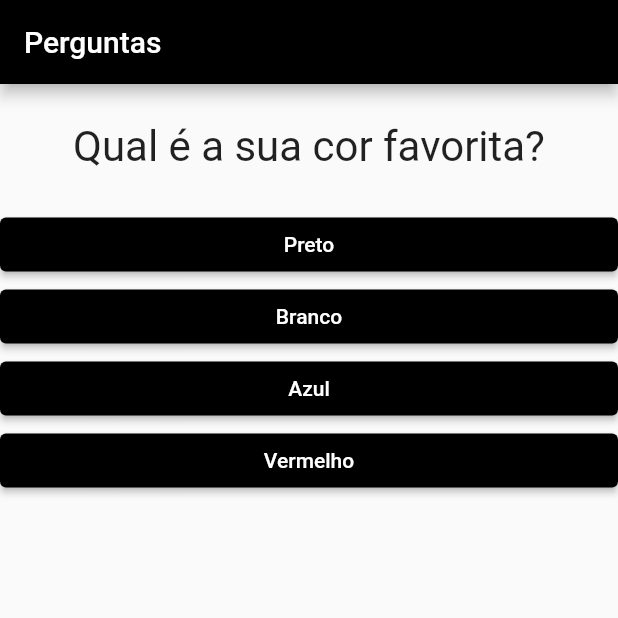
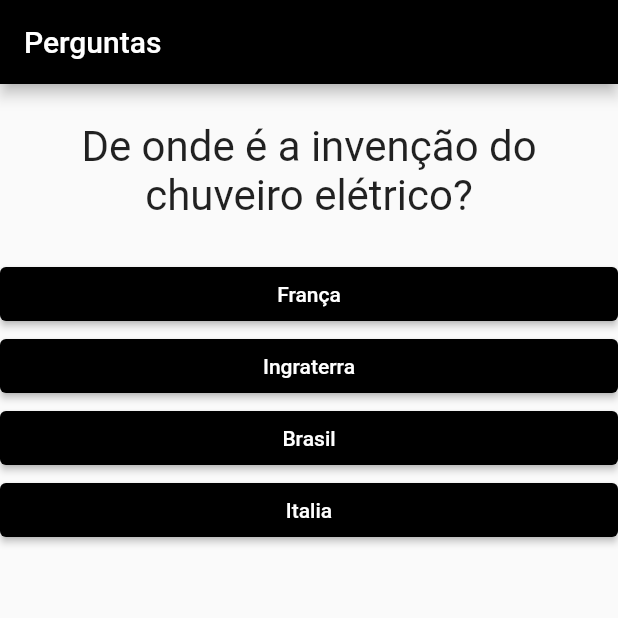
Before and after one commit to rafaelmasselli/Mobile-Quiz-Flutter, a Flutter app: the screen it shows after launch, on a phone screen of 412 x 824 dp, the top half of it. Run offline on Flutter 3.47's test engine with Material 2 defaults, Android fonts, the phone set to English and light mode, and no system bars.

Commit message:
Feat: Reset Quiz

```diff
--- /dev/null
+++ b/lib/components/questionario.dart
@@ -0,0 +1,39 @@
+import 'package:flutter/material.dart';
+import "./questao.dart";
+import './repostas.dart';
+
+class Questionario extends StatelessWidget {
+  final List<Map<String, Object>> perguntas;
+  final int perguntaSelecionada;
+  final void Function(int) quandoResponder;
+
+  const Questionario({
+    Key? key,
+    required this.perguntas,
+    required this.perguntaSelecionada,
+    required this.quandoResponder,
+  }) : super(key: key);
+
+  bool get temPerguntaSelecionada {
+    return perguntaSelecionada < perguntas.length;
+  }
+
+  @override
+  Widget build(BuildContext context) {
+    List<Map<String, Object>> respostas = temPerguntaSelecionada
+        ? perguntas[perguntaSelecionada].cast()['respostas']
+        : [];
+
+    return Column(
+      children: <Widget>[
+        Questao(perguntas[perguntaSelecionada]['texto'].toString()),
+        ...respostas.map((res) {
+          return Respostas(
+            res['texto'].toString(),
+            () => quandoResponder(int.parse(res['res'].toString())),
+          );
+        }).toList(),
+      ],
+    );
+  }
+}
--- /dev/null
+++ b/lib/components/resultado.dart
@@ -0,0 +1,36 @@
+import 'package:aula1/main.dart';
+import 'package:flutter/material.dart';
+
+class Resultados extends StatelessWidget {
+  final int pontuacao;
+  final void Function() ReiniciarQuestionario;
+
+  const Resultados(this.pontuacao, this.ReiniciarQuestionario);
+  String get fraseReultado {
+    if (pontuacao == 1) {
+      return "Você acertou 1 questão";
+    } else {
+      return "Você acertou ${pontuacao} questoes";
+    }
+  }
+
+  @override
+  Widget build(BuildContext context) {
+    return Column(
+      mainAxisAlignment: MainAxisAlignment.center,
+      children: <Widget>[
+        Center(
+          child: Text(
+            fraseReultado,
+            style: const TextStyle(fontSize: 28),
+          ),
+        ),
+        ElevatedButton(
+          onPressed: ReiniciarQuestionario,
+          child: const Text('Tentar novamente?'),
+          style: ElevatedButton.styleFrom(primary: Colors.black),
+        )
+      ],
+    );
+  }
+}
--- a/lib/main.dart
+++ b/lib/main.dart
@@ -1,6 +1,6 @@
 import 'package:flutter/material.dart';
-import 'components/questao.dart';
-import 'components/repostas.dart';
+import './components/questionario.dart';
+import "components/resultado.dart";
 
 void main() {
   runApp(const PerguntaApp());
@@ -15,49 +15,98 @@ class PerguntaApp extends StatefulWidget {
 
 class _PerguntaAppState extends State<PerguntaApp> {
   var _perguntaSelecionada = 0;
+  var _PontuacaoTotal = 0;
+  final _perguntas = const [
+    {
+      'texto': 'De onde é a invenção do chuveiro elétrico?',
+      'respostas': [
+        {'texto': 'França', 'res': 0},
+        {'texto': 'Ingraterra', 'res': 0},
+        {'texto': 'Brasil', 'res': 1},
+        {'texto': 'Italia', 'res': 0}
+      ]
+    },
+    {
+      'texto': 'Quais o menor e o maior país do mundo?',
+      'respostas': [
+        {'texto': 'Vaticano e russia', 'res': 0},
+        {'texto': 'Nauru e china', 'res': 1},
+        {'texto': 'malta e Estados Unidos', 'res': 0},
+        {'texto': ' Malta e Estados Unidos', 'res': 0}
+      ]
+    },
+    {
+      'texto':
+          'Qual o nome do presidente do Brasil que ficou conhecido como Jango?',
+      'respostas': [
+        {'texto': 'Jânio Quadros', 'res': 0},
+        {'texto': 'Jacinto Anjos', 'res': 0},
+        {'texto': 'Getúlio Vargas', 'res': 0},
+        {'texto': 'João Goulart', 'res': 1}
+      ]
+    },
+    {
+      'texto':
+          'Normalmente, quantos litros de sangue uma pessoa tem? Em média, quantos são retirados numa doação de sangue',
+      'respostas': [
+        {
+          'texto': 'Tem entre 2 a 4 litros. São retirados 450 mililitros',
+          'res': 0
+        },
+        {
+          "texto": 'Tem entre 4 a 6 litros. São retirados 450 mililitros',
+          'res': 1
+        },
+        {'texto': 'Tem 10 litros. São retirados 2 litros', 'res': 0},
+        {'texto': 'Tem 7 litros. São retirados 1,5 litros', 'res': 0}
+      ]
+    },
+    {
+      'texto': 'De quem é a famosa frase “Penso, logo existo”?',
+      'respostas': [
+        {'texto': ' Platão', 'res': 0},
+        {'texto': 'Galileu Galilei', 'res': 0},
+        {'texto': 'Descartes', 'res': 1},
+        {'texto': 'Sócrates', 'res': 0}
+      ]
+    }
+  ];
 
-  void _responder() {
+  void _responder(int pontuacao) {
+    if (temPerguntaSelecionada) {
+      setState(() {
+        _perguntaSelecionada++;
+        _PontuacaoTotal += pontuacao;
+      });
+    }
+  }
+
+  void _ReiniciarQuestionario() {
     setState(() {
-      _perguntaSelecionada++;
+      _perguntaSelecionada = 0;
+      _PontuacaoTotal = 0;
     });
+  }
+
+  bool get temPerguntaSelecionada {
+    return _perguntaSelecionada < _perguntas.length;
   }
 
   @override
   Widget build(BuildContext context) {
-    final perguntas = [
-      {
-        'texto': 'Qual é a sua cor favorita?',
-        'respostas': ['Preto', 'Branco', 'Azul', 'Vermelho']
-      },
-      {
-        'texto': 'Qual é o seu animal favorito?',
-        'respostas': ['Coelho', 'Cobra', 'Elefante', 'Ovelha']
-      },
-      {
-        'texto': 'Qual e a sua banda favorita?',
-        'respostas': [
-          'Rex Orange county',
-          'Novo amor',
-          'Harry Styles',
-          'Coldplay'
-        ]
-      }
-    ];
-    List<String> respostas =
-        perguntas[_perguntaSelecionada].cast()['respostas'];
-
     return MaterialApp(
       home: Scaffold(
         appBar: AppBar(
           title: const Text('Perguntas'),
           backgroundColor: Colors.black,
         ),
-        body: Column(
-          children: [
-            Questao(perguntas[_perguntaSelecionada]['texto'] as String),
-            ...respostas.map((t) => Respostas(t, _responder)).toList(),
-          ],
-        ),
+        body: temPerguntaSelecionada
+            ? Questionario(
+                perguntas: _perguntas,
+                perguntaSelecionada: _perguntaSelecionada,
+                quandoResponder: _responder,
+              )
+            : Resultados(_PontuacaoTotal, _ReiniciarQuestionario),
       ),
     );
   }
```
